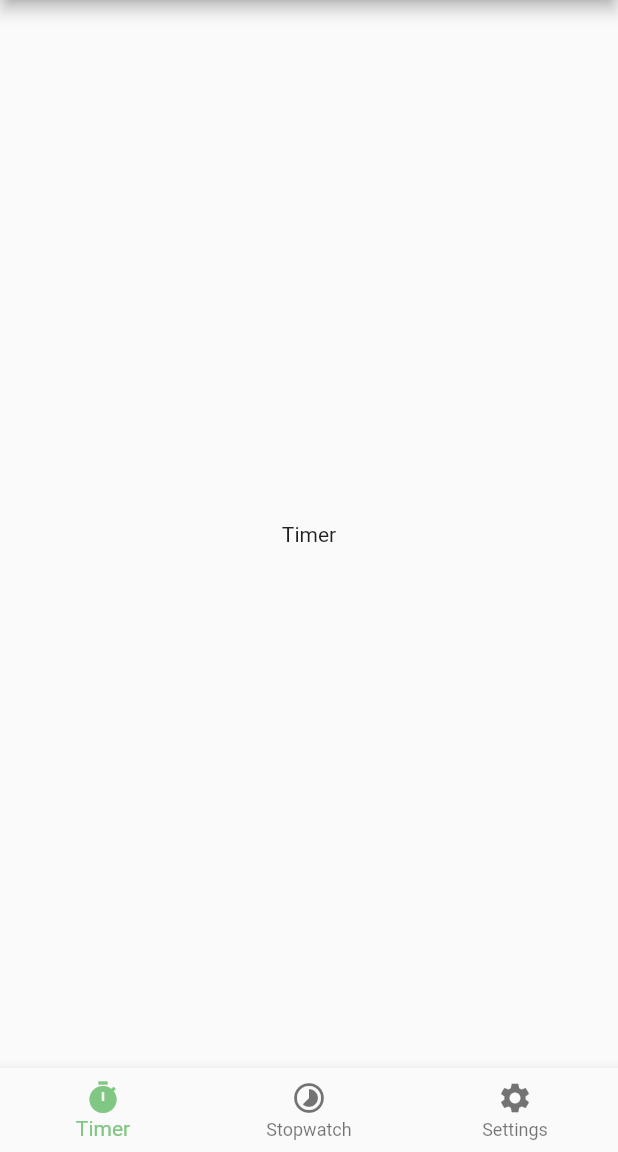
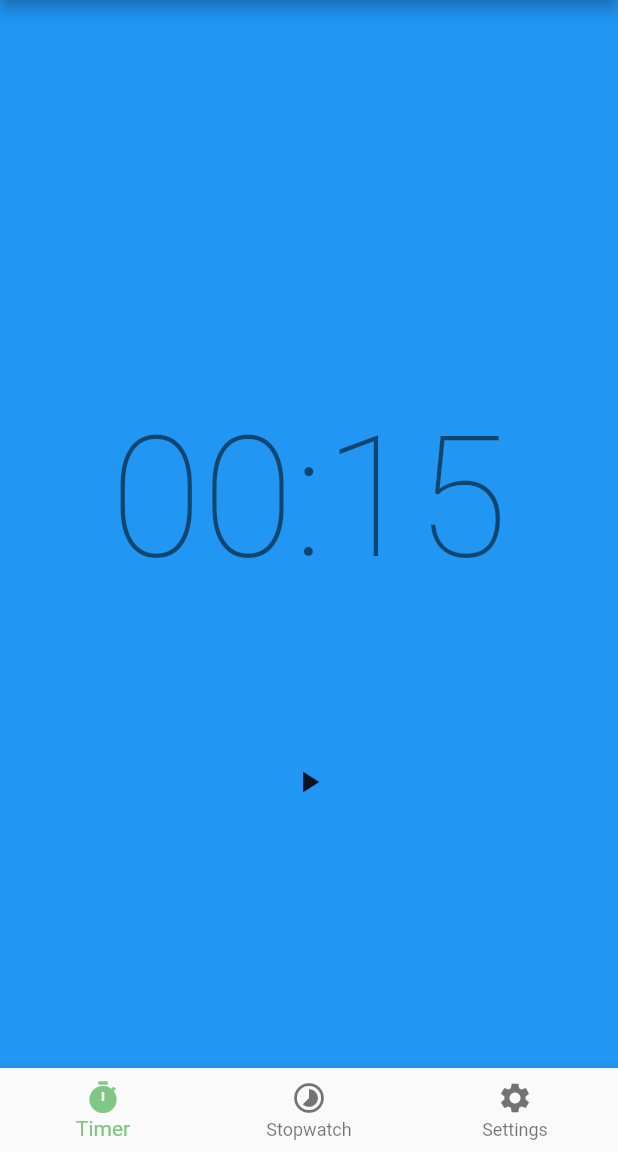
Before and after one commit to HannahGilhamJones/timely_essence, a Flutter app: the screen it shows after launch, on a phone screen of 412 x 824 dp, the part 84-1236 px from its top. Run offline on Flutter 3.47's test engine with Material 2 defaults, Android fonts, the phone set to English and light mode, and no system bars; our stand-ins replace bloc, equatable, flutter_bloc.

Commit message:
Initial version of timer

```diff
--- /dev/null
+++ b/lib/bloc/timer/timer_bloc.dart
@@ -0,0 +1,81 @@
+import 'dart:async';
+
+import 'package:bloc/bloc.dart';
+import 'package:equatable/equatable.dart';
+import 'package:meta/meta.dart';
+
+import 'package:timely_essence/models/ticker.dart';
+
+part 'timer_event.dart';
+part 'timer_state.dart';
+
+class TimerBloc extends Bloc<TimerEvent, TimerState> {
+  final Ticker _ticker;
+  static const int _duration = 15;
+
+  StreamSubscription<int>? _tickerSubscription;
+
+  TimerBloc({required Ticker ticker})
+      : _ticker = ticker,
+        super(
+          TimerInitial(_duration),
+        ) {
+    on<TimerStart>(_onStarted);
+    on<TimerTick>(_onTicked);
+    on<TimerPause>(_onPaused);
+    on<TimerResume>(_onResumed);
+    on<TimerReset>(_onReset);
+    on<TimerComplete>(_onCompleted);
+  }
+
+  @override
+  Future<void> close() {
+    _tickerSubscription?.cancel();
+    return super.close();
+  }
+
+  void _onStarted(TimerStart event, Emitter<TimerState> emit) {
+    emit(TimerInProgress(event.duration));
+    _tickerSubscription = _ticker
+        .tickStream(ticks: event.duration)
+        .listen((duration) => add(TimerTick(duration: duration)));
+  }
+
+  void _onTicked(TimerTick event, Emitter<TimerState> emit) {
+    bool running = event.duration > 0;
+
+    if (running) {
+      emit(TimerInProgress(event.duration));
+      return;
+    }
+
+    emit(TimerCompleted());
+    this.add(TimerComplete());
+  }
+
+  void _onPaused(TimerPause event, Emitter<TimerState> emit) {
+    if (state is TimerInProgress) {
+      _tickerSubscription?.pause();
+
+      emit(TimerPaused(state.duration));
+    }
+  }
+
+  void _onResumed(TimerResume event, Emitter<TimerState> emit) {
+    if (state is TimerPaused) {
+      _tickerSubscription?.resume();
+      emit(TimerInProgress(state.duration));
+    }
+  }
+
+  void _onReset(TimerReset event, Emitter<TimerState> emit) {
+    _tickerSubscription?.cancel();
+    emit(TimerInitial(_duration));
+  }
+
+  void _onCompleted(TimerComplete event, Emitter<TimerState> emit) {
+    _tickerSubscription?.cancel();
+    emit(TimerCompleted());
+    print('Timer has completed');
+  }
+}
--- /dev/null
+++ b/lib/bloc/timer/timer_event.dart
@@ -0,0 +1,40 @@
+part of 'timer_bloc.dart';
+
+@immutable
+abstract class TimerEvent extends Equatable {
+  const TimerEvent();
+
+  @override
+  List<Object> get props => [];
+}
+
+class TimerStart extends TimerEvent {
+  final int duration;
+
+  const TimerStart({required this.duration});
+}
+
+class TimerPause extends TimerEvent {
+  const TimerPause();
+}
+
+class TimerResume extends TimerEvent {
+  const TimerResume();
+}
+
+class TimerReset extends TimerEvent {
+  const TimerReset();
+}
+
+class TimerComplete extends TimerEvent {
+  const TimerComplete();
+}
+
+class TimerTick extends TimerEvent {
+  final int duration;
+
+  const TimerTick({required this.duration});
+
+  @override
+  List<Object> get props => [duration];
+}
--- /dev/null
+++ b/lib/bloc/timer/timer_state.dart
@@ -0,0 +1,36 @@
+part of 'timer_bloc.dart';
+
+@immutable
+abstract class TimerState extends Equatable {
+  final int duration;
+
+  const TimerState(this.duration);
+
+  @override
+  List<Object> get props => [duration];
+}
+
+class TimerInitial extends TimerState {
+  const TimerInitial(int duration) : super(duration);
+
+  @override
+  String toString() => 'TimerInitial { duration: $duration }';
+}
+
+class TimerPaused extends TimerState {
+  const TimerPaused(int duration) : super(duration);
+
+  @override
+  String toString() => 'TimerPaused { duration: $duration }';
+}
+
+class TimerInProgress extends TimerState {
+  const TimerInProgress(int duration) : super(duration);
+
+  @override
+  String toString() => 'TimerInProgress { duration: $duration }';
+}
+
+class TimerCompleted extends TimerState {
+  const TimerCompleted() : super(0);
+}
--- /dev/null
+++ b/lib/models/ticker.dart
@@ -0,0 +1,11 @@
+class Ticker {
+  const Ticker();
+
+  Stream<int> tickStream({required int ticks}) {
+    return Stream.periodic(
+        Duration(
+          seconds: 1,
+        ),
+        (x) => ticks - x - 1).take(ticks);
+  }
+}
--- a/lib/screens/timer/timer_screen.dart
+++ b/lib/screens/timer/timer_screen.dart
@@ -1,4 +1,8 @@
 import 'package:flutter/material.dart';
+
+import 'package:flutter_bloc/flutter_bloc.dart';
+import 'package:timely_essence/bloc/timer/timer_bloc.dart';
+import 'package:timely_essence/models/ticker.dart';
 
 class TimerScreen extends StatefulWidget {
   const TimerScreen({Key? key}) : super(key: key);
@@ -10,11 +14,82 @@ class TimerScreen extends StatefulWidget {
 class _TimerScreenState extends State<TimerScreen> {
   @override
   Widget build(BuildContext context) {
-    return Container(
-      key: Key('timerPage'),
-      child: Center(
-        child: Text('Timer'),
+    return BlocProvider(
+      create: (_) => TimerBloc(ticker: Ticker()),
+      child: Stack(
+        children: [
+          Container(
+            color: Colors.blue,
+          ),
+          Column(
+            mainAxisAlignment: MainAxisAlignment.center,
+            crossAxisAlignment: CrossAxisAlignment.center,
+            children: [
+              Padding(
+                padding: EdgeInsets.symmetric(vertical: 100.0),
+                child: Center(
+                  child: TimerText(),
+                ),
+              ),
+              BlocBuilder<TimerBloc, TimerState>(
+                buildWhen: (prev, state) =>
+                    prev.runtimeType != state.runtimeType,
+                builder: (context, state) {
+                  return Row(
+                    crossAxisAlignment: CrossAxisAlignment.center,
+                    mainAxisAlignment: MainAxisAlignment.center,
+                    children: [
+                      if (state is TimerInitial || state is TimerPaused) ...[
+                        IconButton(
+                          icon: Icon(Icons.play_arrow),
+                          onPressed: () => context.read<TimerBloc>().add(
+                                TimerStart(duration: state.duration),
+                              ),
+                        ),
+                      ],
+                      if (state is TimerInProgress) ...[
+                        IconButton(
+                          icon: Icon(Icons.pause),
+                          onPressed: () => context.read<TimerBloc>().add(
+                                TimerPause(),
+                              ),
+                        ),
+                      ],
+                      if (state is TimerInProgress ||
+                          state is TimerPaused ||
+                          state is TimerCompleted) ...[
+                        IconButton(
+                          icon: Icon(Icons.restart_alt),
+                          onPressed: () => context.read<TimerBloc>().add(
+                                TimerReset(),
+                              ),
+                        ),
+                      ]
+                    ],
+                  );
+                },
+              ),
+            ],
+          ),
+        ],
       ),
     );
   }
 }
+
+class TimerText extends StatelessWidget {
+  const TimerText({Key? key}) : super(key: key);
+
+  @override
+  Widget build(BuildContext context) {
+    final duration = context.select((TimerBloc bloc) => bloc.state.duration);
+    final minutesStr =
+        ((duration / 60) % 60).floor().toString().padLeft(2, '0');
+    final secondsStr = (duration % 60).floor().toString().padLeft(2, '0');
+
+    return Text(
+      '$minutesStr:$secondsStr',
+      style: Theme.of(context).textTheme.headline1,
+    );
+  }
+}
--- a/pubspec.yaml
+++ b/pubspec.yaml
@@ -28,6 +28,7 @@ dependencies:
   # The following adds the Cupertino Icons font to your application.
   # Use with the CupertinoIcons class for iOS style icons.
   cupertino_icons: ^1.0.2
+  equatable: ^2.0.3
   flutter_bloc: ^7.3.0
 
 dev_dependencies:
```
Also changed, not shown: pubspec.lock.
